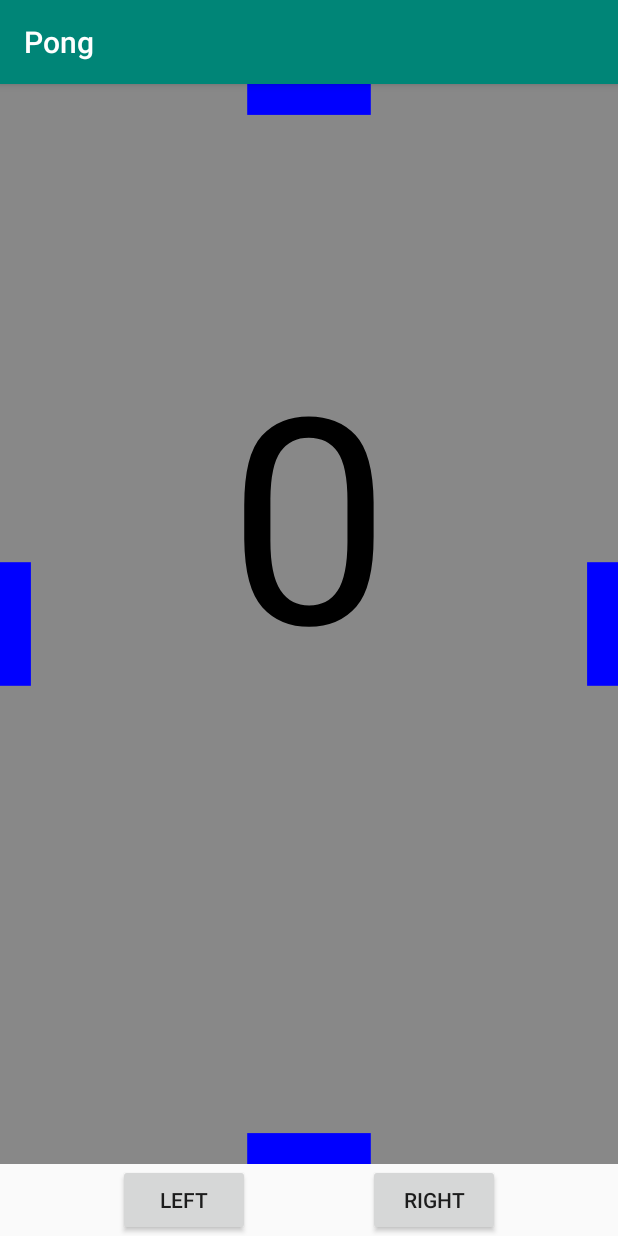
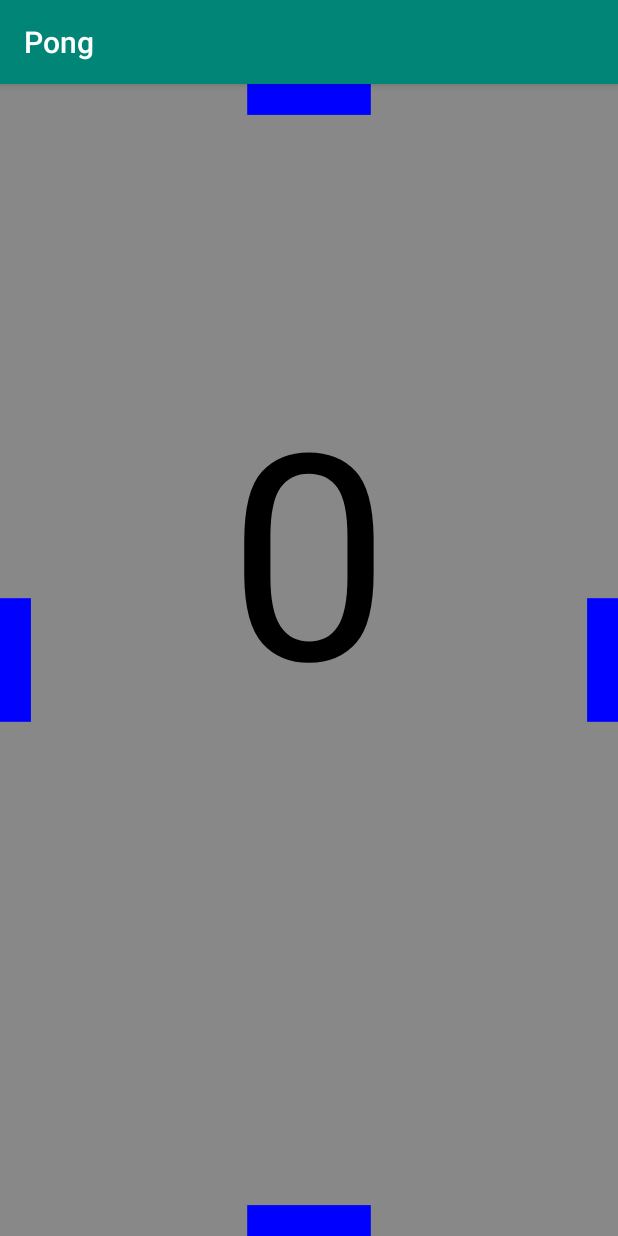
Before and after one commit to obhalerao/Pong, an Android app: the screen it shows after launch (MainActivity), on a phone screen of 412 x 824 dp. Run offline under Robolectric (Android 15) with nearby library versions, the phone set to English and light mode, and no system bars; 8 statements that could not run were skipped.

Commit message:
Removed buttons; now you touch the screen to control the paddles Added reset capabilities Removed glitch where you swipe between the screen and weird stuff happens Next up: sprites

```diff
--- a/app/src/main/java/trap1/bhaleraoomkar/pong/DrawView.java
+++ b/app/src/main/java/trap1/bhaleraoomkar/pong/DrawView.java
@@ -16,17 +16,17 @@ import static android.graphics.RectF.intersects;
 public class DrawView extends View {
     private final int INF = 1000000007;
     private Paint paint=new Paint();
-    private int ball_rate = 5;
-    private int x = INF, dX=ball_rate;//set intial x position and vertical speed
-    private int y = INF, dY=ball_rate;//set initial y position and vertical speed
+    private float ball_rate = 12.5f;
+    private int x = INF;
+    private int y = INF;
     private int radius = INF;
     public boolean incr_four_pad = false;
     public boolean decr_four_pad = false;
     private float pad_length = 0.2f;
     private float pad_width = 0.05f;
     public float fp = 0.5f;
-    private float four_pad_rate = 0.0075f;
-    private boolean gameOver = false;
+    private float four_pad_rate = 0.0125f;
+    public boolean gameOver = false;
 
     public int score = 0;
 
@@ -44,6 +44,14 @@ public class DrawView extends View {
 
     @Override
     protected void onLayout(boolean changed, int left, int right, int top, int bottom){
+        setAllParams();
+    }
+
+    public void setAllParams(){
+        score = 0;
+        incr_four_pad = false;
+        decr_four_pad = false;
+        fp = .5f;
         x = (int)(getWidth()*.5f);
         y = (int)(getHeight()*.5f);
         radius = (int)(getWidth()*.033f);
@@ -65,17 +73,19 @@ public class DrawView extends View {
             paint.setColor(Color.BLACK);
             canvas.drawText("GAME OVER!", getWidth()*.5f, getHeight()*.25f, paint);
             canvas.drawText("Score: "+score, getWidth()*.5f, getHeight()*.5f, paint);
-            return;
-        }
+            paint.setTextSize(108);
+            canvas.drawText("Click anywhere to reset.", getWidth()*.5f, getHeight()*.75f, paint);
+
+        }else {
 
 
             paint.setColor(Color.GRAY);//set paint to gray
-        canvas.drawRect(getLeft(),0,getRight(),getBottom(),paint);//paint background gray
+            canvas.drawRect(getLeft(), 0, getRight(), getBottom(), paint);//paint background gray
 
             paint.setTextSize(288);
             paint.setTextAlign(Paint.Align.CENTER);
             paint.setColor(Color.BLACK);
-        canvas.drawText(""+score, getWidth()*.5f, getHeight()*.5f, paint);
+            canvas.drawText("" + score, getWidth() * .5f, getHeight() * .5f, paint);
 
             pad1.draw(canvas);
             pad2.draw(canvas);
@@ -83,42 +93,45 @@ public class DrawView extends View {
             pad4.draw(canvas);
             ball.draw(canvas);
 
-        if(intersects(pad1, ball)){
-            score+=1;
-            ball.dy*=-1;
-            ball.offsetTo(ball.left, getWidth()*pad_width);
+            if (intersects(pad1, ball)) {
+                score += 1;
+                ball.dy *= -1;
+                ball.offsetTo(ball.left, getWidth() * pad_width);
+                ball.update();
             }
 
-        if(intersects(pad2, ball)){
-            score+=1;
-            ball.dx*=-1;
-            ball.offsetTo(getWidth()*pad_width, ball.top);
+            if (intersects(pad2, ball)) {
+                score += 1;
+                ball.dx *= -1;
+                ball.offsetTo(getWidth() * pad_width, ball.top);
+                ball.update();
             }
 
-        if(intersects(pad3, ball)){
-            score+=1;
-            ball.dy*=-1;
-            ball.offsetTo(ball.left, getHeight()-(getWidth()*pad_width)-(2*radius));
+            if (intersects(pad3, ball)) {
+                score += 1;
+                ball.dy *= -1;
+                ball.offsetTo(ball.left, getHeight() - (getWidth() * pad_width) - (2 * radius));
+                ball.update();
             }
 
-        if(intersects(pad4, ball)){
-            score+=1;
-            ball.dx*=-1;
-            ball.offsetTo(getWidth()*(1-pad_width)-(2*radius), ball.top);
+            if (intersects(pad4, ball)) {
+                score += 1;
+                ball.dx *= -1;
+                ball.offsetTo(getWidth() * (1 - pad_width) - (2 * radius), ball.top);
+                ball.update();
             }
 
 
-        if(incr_four_pad){
-            if(fp <= (1.0-pad_length/2)+0.03f){
-                fp+=four_pad_rate;
+            if (incr_four_pad) {
+                if (fp <= (1.0 - pad_length / 2) + 0.03f) {
+                    fp += four_pad_rate;
                     pad1.change(true);
                     pad2.change(true);
                     pad3.change(true);
                     pad4.change(true);
                 }
-        }
-        else if(decr_four_pad){
-            if(fp >= (pad_length/2)-0.03f) {
+            } else if (decr_four_pad) {
+                if (fp >= (pad_length / 2) - 0.03f) {
                     fp -= four_pad_rate;
                     pad1.change(false);
                     pad2.change(false);
@@ -128,8 +141,8 @@ public class DrawView extends View {
             }
             ball.move();
 
-        if(ball.outOfBounds(getWidth(), getHeight())) gameOver = true;
-
+            if (ball.outOfBounds(getWidth(), getHeight())) gameOver = true;
+        }
         invalidate();  //redraws screen, invokes onDraw()
     }
 }
--- a/app/src/main/java/trap1/bhaleraoomkar/pong/MainActivity.java
+++ b/app/src/main/java/trap1/bhaleraoomkar/pong/MainActivity.java
@@ -9,35 +9,48 @@ import android.widget.Button;
 
 public class MainActivity extends AppCompatActivity {
 
-    Button leftButton;
-    Button rightButton;
     DrawView canvas;
 
 
+    View.OnClickListener reset = new View.OnClickListener() {
+        @Override
+        public void onClick(View v) {
+            canvas.setAllParams();
+            canvas.gameOver = false;
+            canvas.setOnClickListener(null);
+            canvas.setOnTouchListener(respond);
 
-    View.OnTouchListener left = new View.OnTouchListener() {
-        @Override
-        public boolean onTouch(View v, MotionEvent event) {
-            if(event.getAction() == MotionEvent.ACTION_DOWN){
-                canvas.incr_four_pad = true;
-                return true;
-            }else if(event.getAction() == MotionEvent.ACTION_UP){
-                canvas.incr_four_pad = false;
-                return true;
-            }
-            return false;
         }
     };
 
-    View.OnTouchListener right = new View.OnTouchListener() {
+    View.OnTouchListener respond = new View.OnTouchListener() {
         @Override
         public boolean onTouch(View v, MotionEvent event) {
-            if(event.getAction() == MotionEvent.ACTION_DOWN){
-                canvas.decr_four_pad = true;
-                return true;
-            }else if(event.getAction() == MotionEvent.ACTION_UP){
-                canvas.decr_four_pad = false;
-                return true;
+            if(canvas.gameOver){
+                canvas.setOnTouchListener(null);
+                canvas.setOnClickListener(reset);
+                return false;
+            }
+            if(event.getX() < canvas.getWidth()/2){
+                if(event.getAction() == MotionEvent.ACTION_DOWN){
+                    canvas.incr_four_pad = true;
+                    canvas.decr_four_pad = false;
+                    return true;
+                }else if(event.getAction() == MotionEvent.ACTION_UP){
+                    canvas.incr_four_pad = false;
+                    canvas.decr_four_pad = false;
+                    return true;
+                }
+            }else {
+                if (event.getAction() == MotionEvent.ACTION_DOWN) {
+                    canvas.decr_four_pad = true;
+                    canvas.incr_four_pad = false;
+                    return true;
+                } else if (event.getAction() == MotionEvent.ACTION_UP) {
+                    canvas.decr_four_pad = false;
+                    canvas.incr_four_pad = false;
+                    return true;
+                }
             }
             return false;
         }
@@ -47,11 +60,9 @@ public class MainActivity extends AppCompatActivity {
     protected void onCreate(Bundle savedInstanceState) {
         super.onCreate(savedInstanceState);
         setContentView(R.layout.activity_main);
-        leftButton = findViewById(R.id.leftButton);
-        rightButton = findViewById(R.id.rightButton);
+
         canvas = findViewById(R.id.drawView);
-        leftButton.setOnTouchListener(left);
-        rightButton.setOnTouchListener(right);
+        canvas.setOnTouchListener(respond);
     }
 
 
--- a/app/src/main/res/layout/activity_main.xml
+++ b/app/src/main/res/layout/activity_main.xml
@@ -13,26 +13,8 @@
         android:layout_width="match_parent"
         android:layout_height="0dp"
         app:layout_constraintTop_toTopOf="parent"
-        app:layout_constraintBottom_toTopOf="@+id/leftButton" />
+        app:layout_constraintBottom_toBottomOf="parent" />
 
-    <Button
-        android:id="@+id/leftButton"
-        android:layout_width="wrap_content"
-        android:layout_height="wrap_content"
-        android:text="@string/left"
-        app:layout_constraintBottom_toBottomOf="parent"
-        app:layout_constraintLeft_toLeftOf="parent"
-        app:layout_constraintRight_toLeftOf="@+id/rightButton"
-/>
 
-    <Button
-        android:layout_width="wrap_content"
-        android:layout_height="wrap_content"
-        app:layout_constraintTop_toBottomOf="@+id/drawView"
-        app:layout_constraintBottom_toBottomOf="parent"
-        app:layout_constraintLeft_toRightOf="@+id/leftButton"
-        app:layout_constraintRight_toRightOf="parent"
-        android:text="@string/right"
-        android:id="@+id/rightButton"/>
 
 </androidx.constraintlayout.widget.ConstraintLayout>
```
Lines whose indentation alone changed are shown as unchanged.
